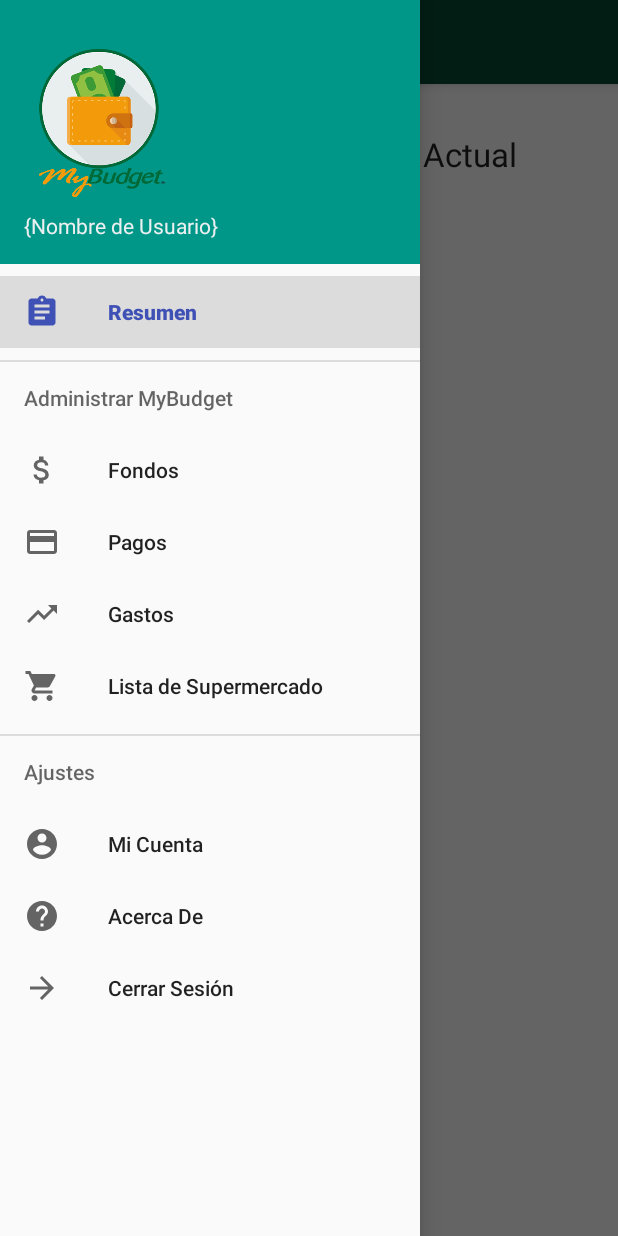
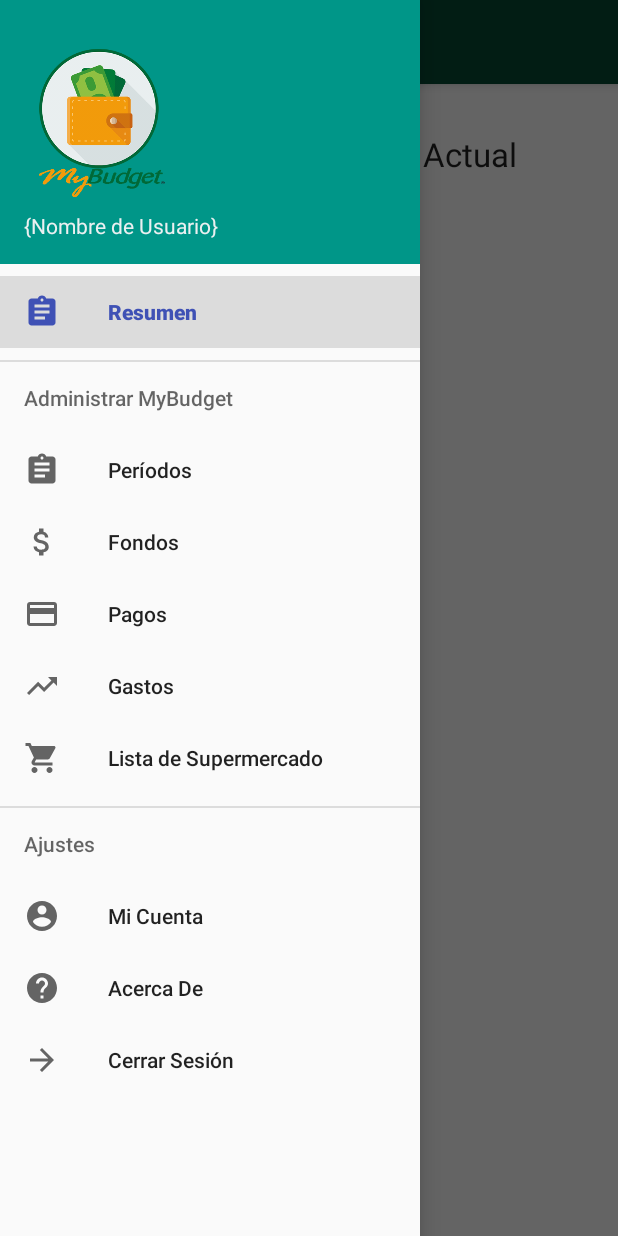
Before and after one commit to Marcelo1706/MyBudget, an Android app: the MainActivity screen opened directly, with no data from a screen before it, with the side drawer open, on a phone screen of 412 x 824 dp. Run offline under Robolectric (Android 15) with nearby library versions, the phone set to English and light mode, and no system bars.

Commit message:
Agregar menú para periodos

```diff
--- a/app/src/main/java/com/comfycraft/mybudget/layout/MainActivity.java
+++ b/app/src/main/java/com/comfycraft/mybudget/layout/MainActivity.java
@@ -75,6 +75,10 @@ public class MainActivity extends AppCompatActivity implements NavigationView.On
     @Override
     public boolean onNavigationItemSelected(@NonNull MenuItem item) {
         switch (item.getItemId()) {
+            case R.id.lstPeríodos:
+                Intent inicio = new Intent(MainActivity.this,PeriodosLayout.class);
+                startActivity(inicio);
+                break;
             case R.id.nav_resumen:
                 getSupportFragmentManager().beginTransaction().replace(R.id.fragment_container,
                         new ResumenFragment()).setTransition(FragmentTransaction.TRANSIT_FRAGMENT_FADE).commit();
--- a/app/src/main/res/menu/drawer_menu.xml
+++ b/app/src/main/res/menu/drawer_menu.xml
@@ -13,6 +13,10 @@
     <item android:title="@string/administrar_mybudget">
         <menu>
             <group android:checkableBehavior="single">
+                <item
+                    android:id="@+id/lstPeríodos"
+                    android:icon="@drawable/ic_assignment"
+                    android:title="@string/periodos" />
                 <item
                     android:id="@+id/nav_fondos"
                     android:icon="@drawable/ic_money"
```
